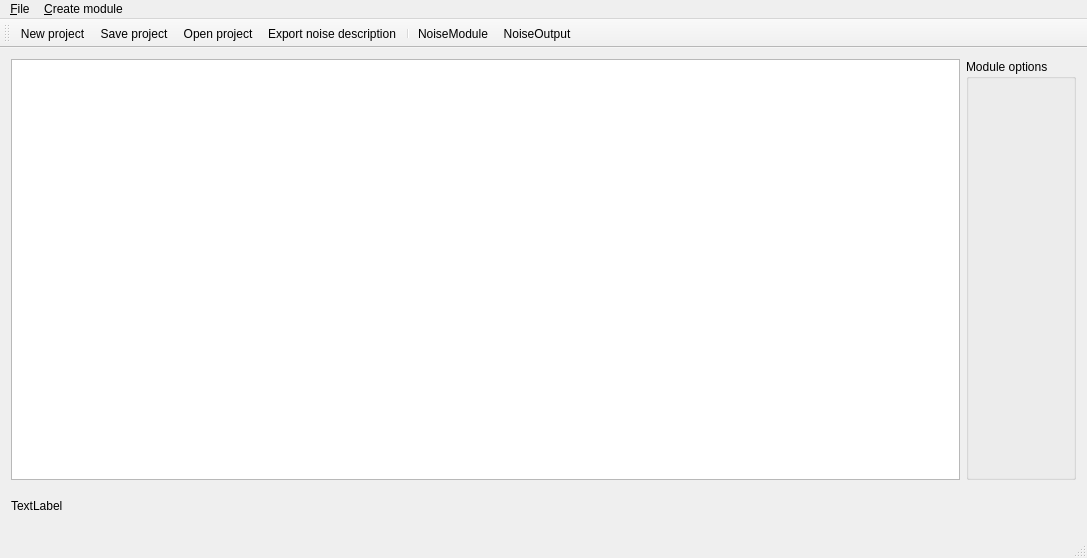
Above: NoiseTextureGenerator/mainwindow.ui from Kvalme/noisetexturegenerator before the change. Below: the same form after it.
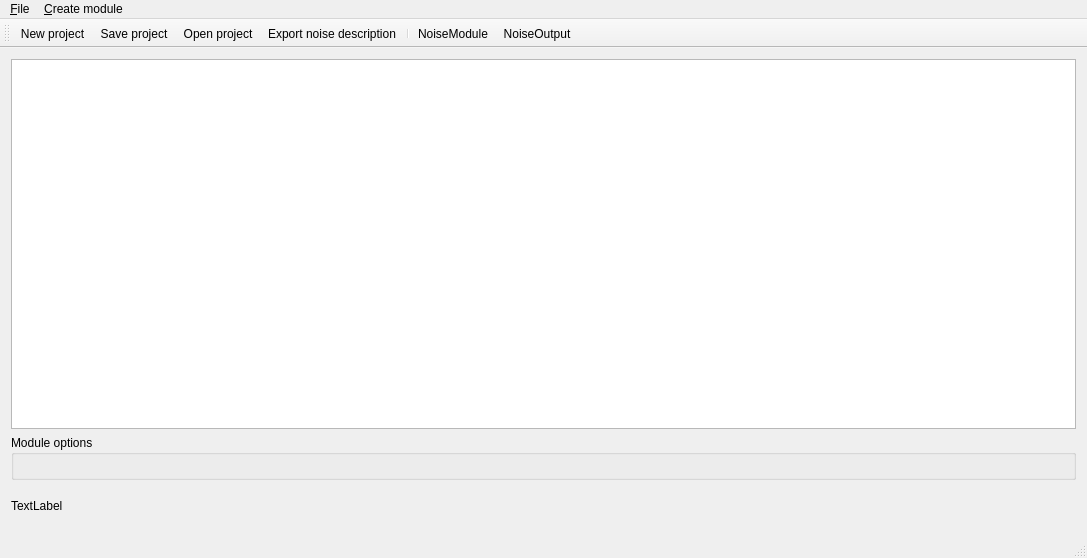
That is the form after the change. Custom widgets are drawn as their Qt base class.

What changed in the file:
```diff
--- a/NoiseTextureGenerator/mainwindow.ui
+++ b/NoiseTextureGenerator/mainwindow.ui
@@ -27,6 +27,8 @@
         </property>
        </widget>
       </item>
+     </layout>
+    </item>
       <item>
        <widget class="QGroupBox" name="moduleOptions">
         <property name="sizePolicy">
@@ -55,23 +57,8 @@
            </property>
           </widget>
          </item>
-         <item>
-          <spacer name="verticalSpacer_2">
-           <property name="orientation">
-            <enum>Qt::Vertical</enum>
-           </property>
-           <property name="sizeHint" stdset="0">
-            <size>
-             <width>20</width>
-             <height>40</height>
-            </size>
-           </property>
-          </spacer>
-         </item>
-        </layout>
-       </widget>
-      </item>
-     </layout>
+      </layout>
+     </widget>
     </item>
     <item>
      <widget class="GradientEditor" name="gradientEditor">
```
Lines whose indentation alone changed are shown as unchanged.
